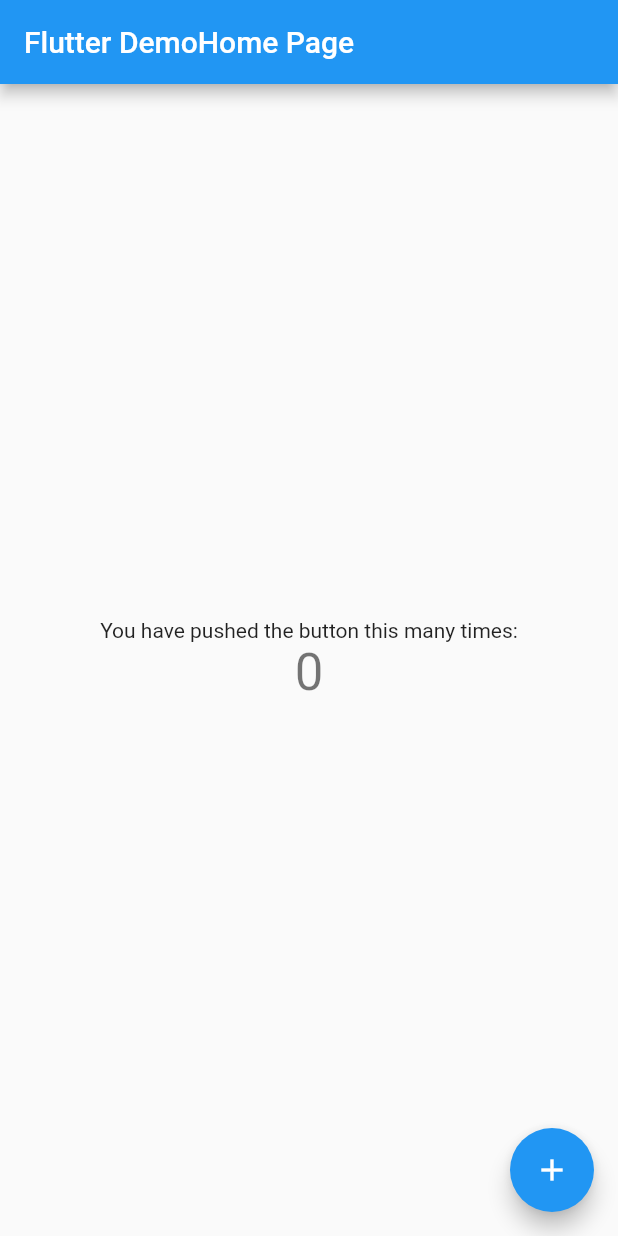
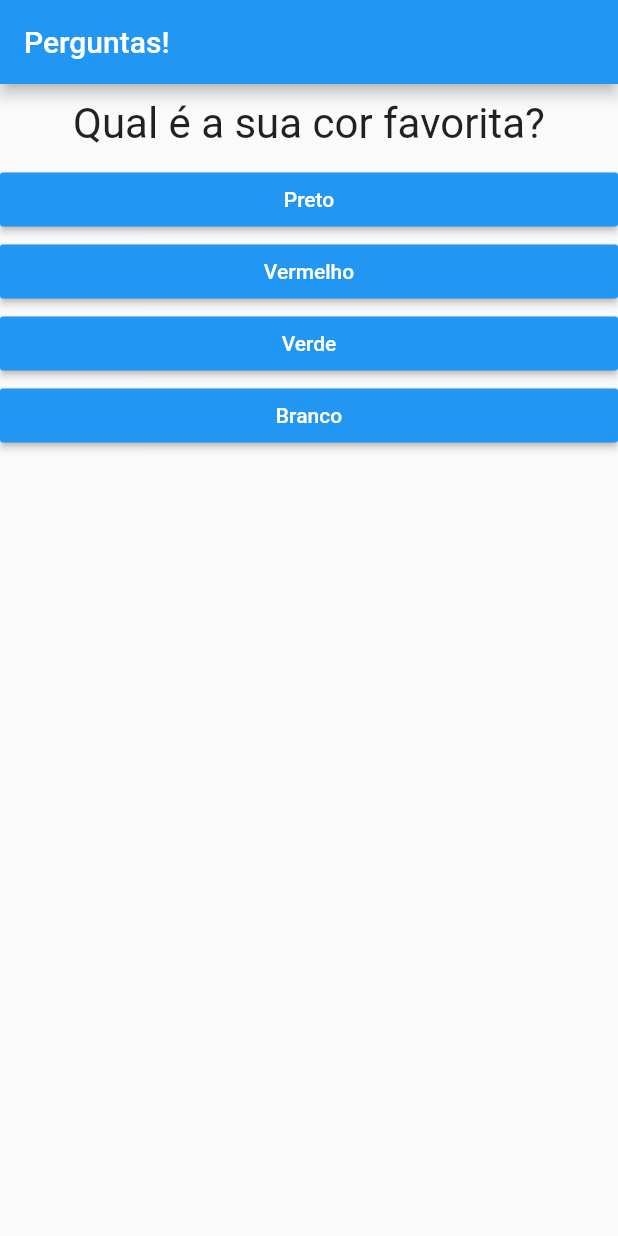
Before and after one commit to andersonHSM/flutter-quiz, a Flutter app: the screen it shows after launch, on a phone screen of 412 x 824 dp. Run offline on Flutter 3.47's test engine with Material 2 defaults, Android fonts, the phone set to English and light mode, and no system bars.

Commit message:
exibindo respotas dinamicamente

```diff
--- a/lib/main.dart
+++ b/lib/main.dart
@@ -1,104 +1,68 @@
 import 'package:flutter/material.dart';
+import './questao.dart';
+import './resposta.dart';
 
-void main() {
-  runApp(MyApp());
+main() {
+  runApp(new PerguntaApp());
 }
 
-class MyApp extends StatelessWidget {
-  // This widget is the root of your application.
+class _PerguntaAppState extends State<PerguntaApp> {
+  int _perguntaSelecionada = 0;
+
+  void _responder() {
+    setState(() {
+      if (_perguntaSelecionada < perguntas.length - 1) {
+        _perguntaSelecionada++;
+      }
+      this.widgetsRespostas = [];
+    });
+  }
+
+  final List<Map<String, Object>> perguntas = [
+    {
+      'texto': 'Qual é a sua cor favorita?',
+      'respostas': ['Preto', 'Vermelho', 'Verde', 'Branco']
+    },
+    {
+      'texto': 'Qual é o seu animal favorito?',
+      'respostas': ['Coelho', 'Cobra', 'Elefante', 'Leão']
+    },
+    {
+      'texto': 'Qual é o seu instrutor  favorito?',
+      'respostas': ['Maria', 'João', 'Léo', 'Pedro']
+    },
+  ];
+
+  List<Widget> widgetsRespostas = [];
+
   @override
   Widget build(BuildContext context) {
+    List<String> respostas = perguntas[_perguntaSelecionada]['respostas'];
+    // widgetsRespostas =
+    //     respostas.map((texto) => Resposta(texto, _responder)).toList();
+
+    // for (String textoResp in respostas) {
+    //   widgetsRespostas.add(Resposta(textoResp, _responder));
+    // }
+
     return MaterialApp(
-        title: 'Flutter Demo',
-        theme: ThemeData(
-          primarySwatch: Colors.blue,
-          visualDensity: VisualDensity.adaptivePlatformDensity,
-        ),
-        home: MyHomePage(title: 'Flutter DemoHome Page'));
+        home: Scaffold(
+      appBar: AppBar(title: Text('Perguntas!'), backgroundColor: Colors.blue),
+      body: Column(
+        children: <Widget>[
+          Questao(
+            pergunta: perguntas[_perguntaSelecionada]['texto'],
+          ),
+          ...respostas.map((e) => Resposta(e, _responder)).toList()
+        ],
+      ),
+    ));
   }
 }
 
-class MyHomePage extends StatefulWidget {
-  MyHomePage({Key key, this.title}) : super(key: key);
-
-  // This widget is the home page of your application. It is stateful, meaning
-  // that it has a State object (defined below) that contains fields that affect
-  // how it looks.
-
-  // This class is the configuration for the state. It holds the values (in this
-  // case the title) provided by the parent (in this case the App widget) and
-  // used by the build method of the State. Fields in a Widget subclass are
-  // always marked "final".
-
-  final String title;
-
+class PerguntaApp extends StatefulWidget {
   @override
-  _MyHomePageState createState() => _MyHomePageState();
-}
-
-class _MyHomePageState extends State<MyHomePage> {
-  int _counter = 0;
-
-  void _incrementCounter() {
-    setState(() {
-      // This call to setState tells the Flutter framework that something has
-      // changed in this State, which causes it to rerun the build method below
-      // so that the display can reflect the updated values. If we changed
-      // _counter without calling setState(), then the build method would not be
-      // called again, and so nothing would appear to happen.
-      _counter++;
-    });
-  }
-
-  @override
-  Widget build(BuildContext context) {
-    // This method is rerun every time setState is called, for instance as done
-    // by the _incrementCounter method above.
-    //
-    // The Flutter framework has been optimized to make rerunning build methods
-    // fast, so that you can just rebuild anything that needs updating rather
-    // than having to individually change instances of widgets.
-    return Scaffold(
-      appBar: AppBar(
-        // Here we take the value from the MyHomePage object that was created by
-        // the App.build method, and use it to set our appbar title.
-        title: Text(widget.title),
-      ),
-      body: Center(
-        // Center is a layout widget. It takes a single child and positions it
-        // in the middle of the parent.
-        child: Column(
-          // Column is also a layout widget. It takes a list of children and
-          // arranges them vertically. By default, it sizes itself to fit its
-          // children horizontally, and tries to be as tall as its parent.
-          //
-          // Invoke "debug painting" (press "p" in the console, choose the
-          // "Toggle Debug Paint" action from the Flutter Inspector in Android
-          // Studio, or the "Toggle Debug Paint" command in Visual Studio Code)
-          // to see the wireframe for each widget.
-          //
-          // Column has various properties to control how it sizes itself and
-          // how it positions its children. Here we use mainAxisAlignment to
-          // center the children vertically; the main axis here is the vertical
-          // axis because Columns are vertical (the cross axis would be
-          // horizontal).
-          mainAxisAlignment: MainAxisAlignment.center,
-          children: <Widget>[
-            Text(
-              'You have pushed the button this many times:',
-            ),
-            Text(
-              '$_counter',
-              style: Theme.of(context).textTheme.headline4,
-            ),
-          ],
-        ),
-      ),
-      floatingActionButton: FloatingActionButton(
-        onPressed: _incrementCounter,
-        tooltip: 'Increment',
-        child: Icon(Icons.add),
-      ), // This trailing comma makes auto-formatting nicer for build methods.
-    );
+  _PerguntaAppState createState() {
+    return _PerguntaAppState();
   }
 }
--- /dev/null
+++ b/lib/questao.dart
@@ -0,0 +1,20 @@
+import 'package:flutter/material.dart';
+
+class Questao extends StatelessWidget {
+  final String pergunta;
+
+  Questao({this.pergunta});
+
+  @override
+  Widget build(BuildContext context) {
+    return Container(
+      width: double.infinity,
+      margin: EdgeInsets.all(10),
+      child: Text(
+        pergunta,
+        style: TextStyle(fontSize: 28),
+        textAlign: TextAlign.center,
+      ),
+    );
+  }
+}
--- /dev/null
+++ b/lib/resposta.dart
@@ -0,0 +1,21 @@
+import 'package:flutter/material.dart';
+
+class Resposta extends StatelessWidget {
+  final String resposta;
+  final void Function() onSelected;
+
+  Resposta(this.resposta, this.onSelected);
+
+  @override
+  Widget build(BuildContext context) {
+    return Container(
+      width: double.infinity,
+      child: RaisedButton(
+        textColor: Colors.white,
+        color: Colors.blue,
+        onPressed: onSelected,
+        child: Text(resposta),
+      ),
+    );
+  }
+}
```
Also changed, not shown: 1 other file.
